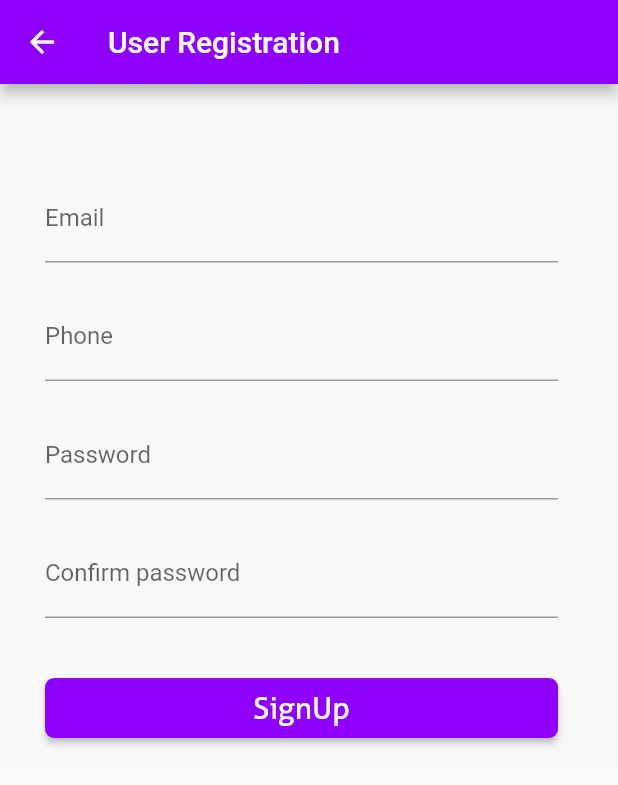
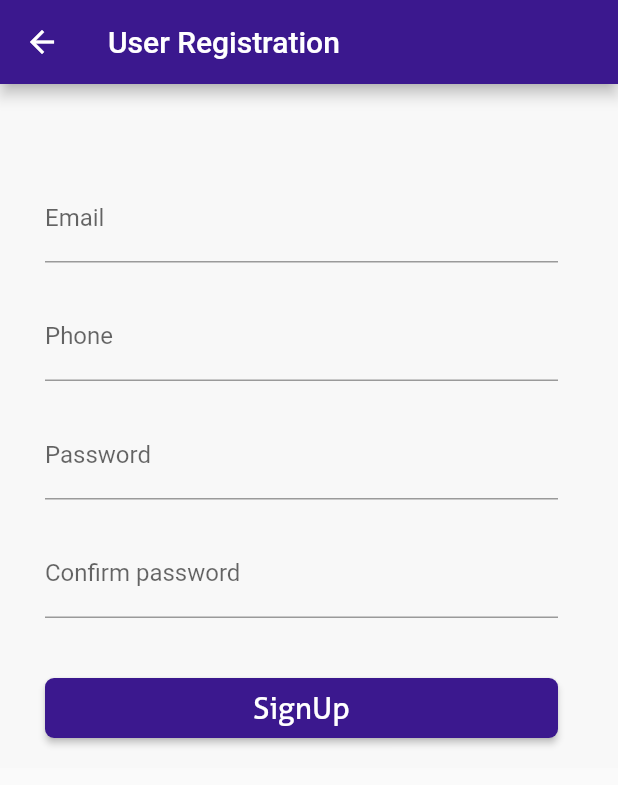
Before and after one commit to Techwarriors2020/flutter-work, a Flutter app: the screen it shows after launch, after a tap on "SIGN UP", on a phone screen of 412 x 824 dp. Shown: the top 785 px of the screen. Run offline on Flutter 3.47's test engine with Material 2 defaults, Android fonts, the phone set to English and light mode, and no system bars; our stand-ins replace flutter_svg; missing offline and left inert: flutter_statusbarcolor.

Commit message:
Appicon and theame color code has been updated as designed have.

```diff
--- a/lib/src/Login/ui/LoginScreen.dart
+++ b/lib/src/Login/ui/LoginScreen.dart
@@ -28,11 +28,12 @@ class LoginScreen extends StatelessWidget {
                             const EdgeInsets.fromLTRB(30.0, 20.0, 30.0, 20.0),
                         child: Column(
                           children: <Widget>[
+                            SizedBox(height: 30,),
                             Align(
                               alignment: Alignment.center,
                               child: Image(
                                 image: AssetImage(
-                                  'assets/images/ic_launcher.png',
+                                  'assets/images/emart_appicon.png',
                                 ),
                                 height: 100.0,
                                 width: 100.0,
--- a/lib/src/Splash/ui/Splash.dart
+++ b/lib/src/Splash/ui/Splash.dart
@@ -42,7 +42,7 @@ class SplashScreenState extends State<Splash> {
                       Center(
                         child: Image(
                           image: AssetImage(
-                            'assets/images/ic_launcher.png',
+                            'assets/images/emart_appicon.png',
                           ),
                           height: 100.0,
                           width: 100.0,
--- a/lib/src/Utils/EmartColor.dart
+++ b/lib/src/Utils/EmartColor.dart
@@ -2,6 +2,6 @@ import 'dart:ui';
 
 class EmartColor {
   static const Color bgColor =  Color(0xfff8f8f8);
-  static const Color appTheamColor =  Color(0xff8F00FF);
+  static const Color appTheamColor =  Color(0xff3B188E);
 
 }
```
Also changed, not shown: assets/images/emart_appicon.png (added), 2 other files.
